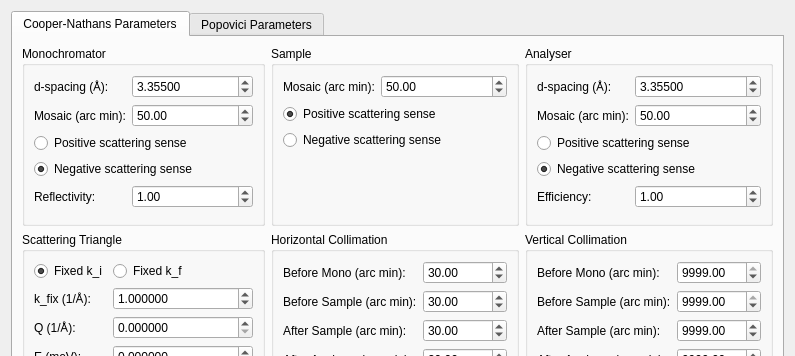
This is ui/reso.ui in tweber-ill/frm_mirror-miezetools as Qt 5 draws it before an edit; both pictures show x 0 to 795 and y 0 to 356 of the 795 by 669 pixel window. The edited form follows.
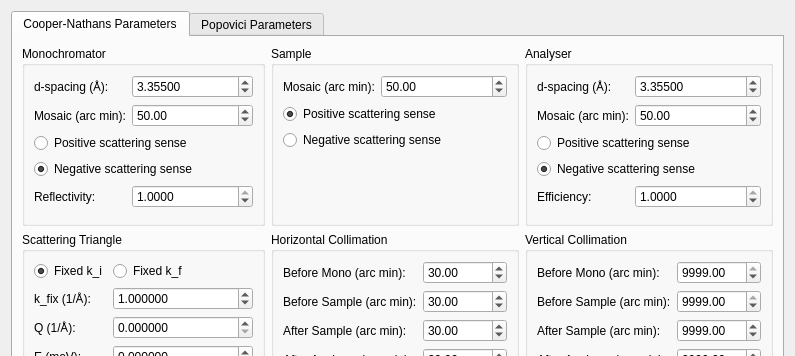
This is the edited form.

Commit message: some corrections to resolution

```diff
--- a/ui/reso.ui
+++ b/ui/reso.ui
@@ -105,6 +105,12 @@
           </item>
           <item row="4" column="1">
            <widget class="QDoubleSpinBox" name="spinMonoRefl">
+            <property name="decimals">
+             <number>4</number>
+            </property>
+            <property name="maximum">
+             <double>1.000000000000000</double>
+            </property>
             <property name="singleStep">
              <double>0.010000000000000</double>
             </property>
@@ -197,6 +203,12 @@
           </item>
           <item row="5" column="1">
            <widget class="QDoubleSpinBox" name="spinAnaEffic">
+            <property name="decimals">
+             <number>4</number>
+            </property>
+            <property name="maximum">
+             <double>1.000000000000000</double>
+            </property>
             <property name="singleStep">
              <double>0.010000000000000</double>
             </property>
```
The commit also changes 2 other files.
